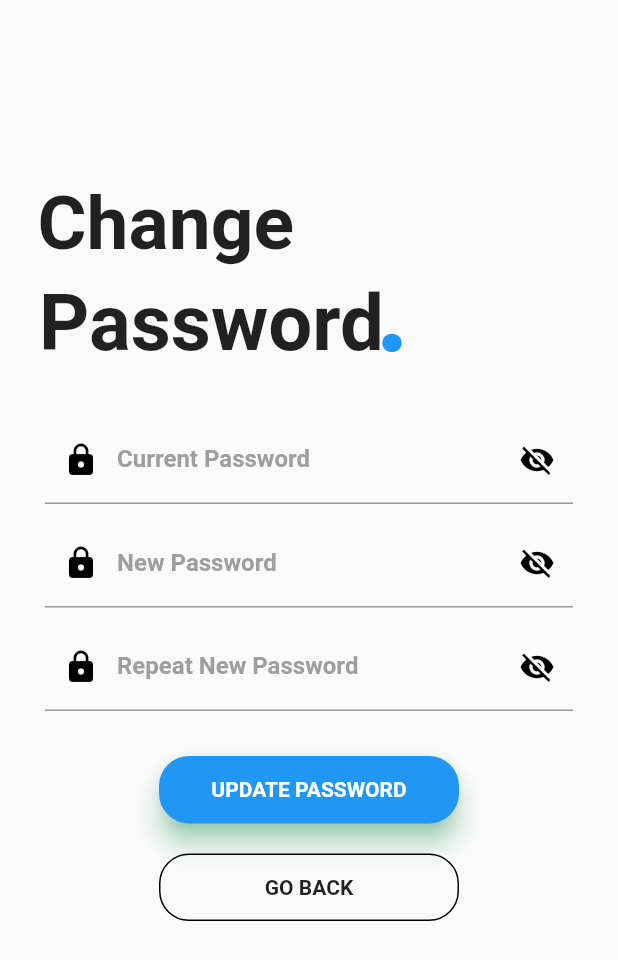
After one commit to eaaniwezi/flutter_auth_screens, a Flutter app: the HomeScreen screen opened directly, after a tap on "Change Password", on a phone screen of 412 x 824 dp. The commit adds this screen. Shown: the top 960 px of the screen. Run offline on Flutter 3.47's test engine with Material 2 defaults, Android fonts, the phone set to English and light mode, and no system bars; our stand-ins replace firebase_auth; missing offline and left inert: flutter_colored_progress_indicators, flutter_facebook_login, flutter_twitter; accounts and stored records are empty; Roboto replaces fonts that are missing (Montserrat).

Commit message:
change password UI

```diff
--- a/lib/экраны/экран_Забыли_пароль.dart
+++ b/lib/экраны/экран_Забыли_пароль.dart
@@ -81,15 +81,7 @@ class _ForgotPasswordState extends State<ForgotPassword> {
   }
 
   Widget resetButton() {
-    return Container(
-      width: 200,
-      height: 45.0,
-      child: Material(
-        borderRadius: BorderRadius.circular(20.0),
-        shadowColor: Colors.greenAccent,
-        color: Colors.blue,
-        elevation: 7.0,
-        child: GestureDetector(
+    return GestureDetector(
       onTap: () {
         setState(() {
           circular = true;
@@ -98,8 +90,8 @@ class _ForgotPasswordState extends State<ForgotPassword> {
           FirebaseAuth.instance
               .sendPasswordResetEmail(email: _emailController.text)
               .then((value) => print('Check your email'));
-              SnackBar snackbar = SnackBar(
-                  content: Text("A message has been Sent to this mail."));
+          SnackBar snackbar =
+              SnackBar(content: Text("A message has been Sent to this mail."));
           _scaffoldKey.currentState.showSnackBar(snackbar);
           setState(() {
             circular = false;
@@ -112,6 +104,14 @@ class _ForgotPasswordState extends State<ForgotPassword> {
           _scaffoldKey.currentState.showSnackBar(snackbar);
         }
       },
+      child: Container(
+        width: 200,
+        height: 45.0,
+        child: Material(
+          borderRadius: BorderRadius.circular(20.0),
+          shadowColor: Colors.greenAccent,
+          color: Colors.blue,
+          elevation: 7.0,
           child: Center(
             child: circular
                 ? ColoredCircularProgressIndicator()
--- a/lib/экраны/экран_входа.dart
+++ b/lib/экраны/экран_входа.dart
@@ -236,15 +236,7 @@ class _LoginScreenState extends State<LoginScreen> {
   }
 
   Widget loginButton() {
-    return Container(
-      width: 200,
-      height: 45.0,
-      child: Material(
-        borderRadius: BorderRadius.circular(20.0),
-        shadowColor: Colors.greenAccent,
-        color: Colors.blue,
-        elevation: 7.0,
-        child: GestureDetector(
+    return GestureDetector(
       onTap: () async {
         setState(() {
           circular = true;
@@ -287,6 +279,14 @@ class _LoginScreenState extends State<LoginScreen> {
           _scaffoldKey.currentState.showSnackBar(snackbar);
         }
       },
+      child: Container(
+        width: 200,
+        height: 45.0,
+        child: Material(
+          borderRadius: BorderRadius.circular(20.0),
+          shadowColor: Colors.greenAccent,
+          color: Colors.blue,
+          elevation: 7.0,
           child: Center(
             child: circular
                 ? ColoredCircularProgressIndicator()
--- a/lib/экраны/экран_начальный.dart
+++ b/lib/экраны/экран_начальный.dart
@@ -1,4 +1,5 @@
 import 'package:flutter/material.dart';
+import './экран_смены_пароля.dart';
 
 class HomeScreen extends StatefulWidget {
   HomeScreen({Key key}) : super(key: key);
@@ -12,10 +13,56 @@ class _HomeScreenState extends State<HomeScreen> {
   Widget build(BuildContext context) {
     return Material(
       type: MaterialType.transparency,
-      child: Center(
-        child: Container(
-          color: Colors.orange,
-          child: Text("WELCOME"),
+      child: Scaffold(
+        appBar: AppBar(),
+        body: Column(
+          mainAxisAlignment: MainAxisAlignment.center,
+          crossAxisAlignment: CrossAxisAlignment.center,
+          children: [
+            Center(
+              child: Container(
+                child: Text(
+                  "Welcome",
+                  style: TextStyle(
+                    fontSize: 18,
+                    fontWeight: FontWeight.bold,
+                    fontFamily: 'Montserrat',
+                  ),
+                ),
+              ),
+            ),
+            SizedBox(height: 15),
+            changePassword(),
+          ],
+        ),
+      ),
+    );
+  }
+
+  Widget changePassword() {
+    return GestureDetector(
+      onTap: () {
+        Navigator.push(context,
+            MaterialPageRoute(builder: (context) => ChangePasswordScreen()));
+      },
+      child: Container(
+        height: 45,
+        width: 200,
+        decoration: BoxDecoration(
+          border: Border.all(
+              color: Colors.black, style: BorderStyle.solid, width: 1.0),
+          color: Colors.transparent,
+          borderRadius: BorderRadius.circular(20.0),
+        ),
+        child: Center(
+          child: Text(
+            "Change Password",
+            style: TextStyle(
+              fontSize: 18,
+              fontWeight: FontWeight.bold,
+              fontFamily: 'Montserrat',
+            ),
+          ),
         ),
       ),
     );
--- /dev/null
+++ b/lib/экраны/экран_смены_пароля.dart
@@ -0,0 +1,327 @@
+import 'package:firebase_auth/firebase_auth.dart';
+import 'package:flutter/material.dart';
+import 'package:flutter_colored_progress_indicators/flutter_colored_progress_indicators.dart';
+
+class ChangePasswordScreen extends StatefulWidget {
+  ChangePasswordScreen({Key key}) : super(key: key);
+
+  @override
+  _ChangePasswordScreenState createState() => _ChangePasswordScreenState();
+}
+
+class _ChangePasswordScreenState extends State<ChangePasswordScreen> {
+  bool circular = false;
+
+  var confirmPass;
+
+  bool _showPassword = false;
+  bool _showOldPassword = false;
+  bool _showPassword2 = false;
+
+  void _togglevisibility() {
+    setState(() {
+      _showPassword = !_showPassword;
+    });
+  }
+
+  void _togglevisibilityOldPassword() {
+    setState(() {
+      _showOldPassword = !_showOldPassword;
+    });
+  }
+
+  void _togglevisibility2() {
+    setState(() {
+      _showPassword2 = !_showPassword2;
+    });
+  }
+
+  final _scaffoldKey = GlobalKey<ScaffoldState>();
+  final _globalkey = GlobalKey<FormState>();
+  TextEditingController _oldPasswordController = TextEditingController();
+  TextEditingController _passwordController = TextEditingController();
+  TextEditingController _passwordController2 = TextEditingController();
+
+  @override
+  Widget build(BuildContext context) {
+    return new Scaffold(
+      key: _scaffoldKey,
+      resizeToAvoidBottomPadding: false,
+      body: SingleChildScrollView(
+        child: Padding(
+          padding: const EdgeInsets.all(10.0),
+          child: Column(
+            crossAxisAlignment: CrossAxisAlignment.start,
+            children: <Widget>[
+              header(),
+              Container(
+                padding: EdgeInsets.only(top: 3.0, left: 20.0, right: 20.0),
+                child: Form(
+                  key: _globalkey,
+                  child: Column(
+                    children: <Widget>[
+                      SizedBox(height: 20.0),
+                      oldPasswordTextField(),
+                      SizedBox(height: 10.0),
+                      passwordTextField(),
+                      SizedBox(height: 10.0),
+                      confirmPasswordTextField(),
+                      SizedBox(height: 30.0),
+                      savePasswordButton(),
+                      SizedBox(height: 20.0),
+                      backButton(),
+                    ],
+                  ),
+                ),
+              ),
+            ],
+          ),
+        ),
+      ),
+    );
+  }
+
+  Widget passwordTextField() {
+    return TextFormField(
+      controller: _passwordController,
+      obscureText: !_showPassword,
+      validator: (String value) {
+        confirmPass = value;
+        if (value.isEmpty) {
+          return "Please Enter New Password";
+        } else if (value.length < 8) {
+          return "Password must be atleast 8 characters long";
+        } else {
+          return null;
+        }
+      },
+      decoration: InputDecoration(
+        prefixIcon: Icon(
+          Icons.lock,
+          color: Colors.black,
+        ),
+        suffixIcon: GestureDetector(
+          onTap: () {
+            _togglevisibility();
+          },
+          child: Icon(
+            _showPassword ? Icons.visibility : Icons.visibility_off,
+            color: Colors.black,
+          ),
+        ),
+        labelText: 'New Password',
+        labelStyle: TextStyle(
+            fontFamily: 'Montserrat',
+            fontWeight: FontWeight.bold,
+            color: Colors.grey),
+        focusedBorder: UnderlineInputBorder(
+          borderSide: BorderSide(
+            color: Colors.blue,
+          ),
+        ),
+      ),
+    );
+  }
+
+  Widget oldPasswordTextField() {
+    return TextFormField(
+      controller: _oldPasswordController,
+      obscureText: !_showOldPassword,
+      validator: (String value) {
+        if (value.isEmpty) {
+          return "Please Enter Your Current Password";
+        } else if (value.length < 8) {
+          return "Password must be atleast 8 characters long";
+        } else {
+          return null;
+        }
+      },
+      decoration: InputDecoration(
+        prefixIcon: Icon(
+          Icons.lock,
+          color: Colors.black,
+        ),
+        suffixIcon: GestureDetector(
+          onTap: () {
+            _togglevisibilityOldPassword();
+          },
+          child: Icon(
+            _showOldPassword ? Icons.visibility : Icons.visibility_off,
+            color: Colors.black,
+          ),
+        ),
+        labelText: 'Current Password',
+        labelStyle: TextStyle(
+            fontFamily: 'Montserrat',
+            fontWeight: FontWeight.bold,
+            color: Colors.grey),
+        focusedBorder: UnderlineInputBorder(
+          borderSide: BorderSide(
+            color: Colors.blue,
+          ),
+        ),
+      ),
+    );
+  }
+
+  Widget confirmPasswordTextField() {
+    return TextFormField(
+      validator: (String value) {
+        if (value.isEmpty) {
+          return "Please Re-Enter New Password";
+        } else if (value.length < 8) {
+          return "Password must be atleast 8 characters long";
+        } else if (value != confirmPass) {
+          return "Password must be same as above";
+        } else {
+          return null;
+        }
+      },
+      controller: _passwordController2,
+      obscureText: !_showPassword2,
+      decoration: InputDecoration(
+        prefixIcon: Icon(
+          Icons.lock,
+          color: Colors.black,
+        ),
+        suffixIcon: GestureDetector(
+          onTap: () {
+            _togglevisibility2();
+          },
+          child: Icon(
+            _showPassword2 ? Icons.visibility : Icons.visibility_off,
+            color: Colors.black,
+          ),
+        ),
+        labelText: 'Repeat New Password',
+        labelStyle: TextStyle(
+            fontFamily: 'Montserrat',
+            fontWeight: FontWeight.bold,
+            color: Colors.grey),
+        focusedBorder: UnderlineInputBorder(
+          borderSide: BorderSide(
+            color: Colors.blue,
+          ),
+        ),
+      ),
+    );
+  }
+
+  Widget header() {
+    return Container(
+      child: Stack(
+        children: <Widget>[
+          Container(
+            padding: EdgeInsets.fromLTRB(15.0, 110.0, 0.0, 0.0),
+            child: Text(
+              'Change',
+              style: TextStyle(
+                fontSize: 50.0,
+                fontWeight: FontWeight.bold,
+              ),
+            ),
+          ),
+          Container(
+            padding: EdgeInsets.fromLTRB(16.0, 175.0, 0.0, 0.0),
+            child: Text(
+              'Password',
+              style: TextStyle(
+                fontSize: 52.0,
+                fontWeight: FontWeight.bold,
+              ),
+            ),
+          ),
+          Container(
+            padding: EdgeInsets.fromLTRB(240.0, 150.0, 0.0, 0.0),
+            child: Text(
+              '.',
+              style: TextStyle(
+                fontSize: 80.0,
+                fontWeight: FontWeight.bold,
+                color: Colors.blue,
+              ),
+            ),
+          )
+        ],
+      ),
+    );
+  }
+
+  Widget savePasswordButton() {
+    return GestureDetector(
+      onTap: () {
+        setState(() {
+          circular = true;
+        });
+        if (_globalkey.currentState.validate()) {
+          // FirebaseAuth.instance
+          //     .sendPasswordResetEmail(email: _emailController.text)
+          //     .then((value) => print('Check your email'));
+          // FirebaseAuth.instance.confirmPasswordReset(oobCode, newPassword)
+          SnackBar snackbar =
+              SnackBar(content: Text("A message has been Sent to this mail."));
+          _scaffoldKey.currentState.showSnackBar(snackbar);
+          setState(() {
+            circular = false;
+          });
+        } else {
+          setState(() {
+            circular = false;
+          });
+          SnackBar snackbar = SnackBar(content: Text("Invalid Details"));
+          _scaffoldKey.currentState.showSnackBar(snackbar);
+        }
+      },
+      child: Container(
+        width: 200,
+        height: 45.0,
+        child: Material(
+          borderRadius: BorderRadius.circular(20.0),
+          shadowColor: Colors.greenAccent,
+          color: Colors.blue,
+          elevation: 7.0,
+          child: Center(
+            child: circular
+                ? ColoredCircularProgressIndicator()
+                : Text(
+                    'UPDATE PASSWORD',
+                    style: TextStyle(
+                        color: Colors.white,
+                        fontWeight: FontWeight.bold,
+                        fontFamily: 'Montserrat'),
+                  ),
+          ),
+        ),
+      ),
+    );
+  }
+
+  Widget backButton() {
+    return Container(
+      width: 200,
+      height: 45.0,
+      color: Colors.transparent,
+      child: Container(
+        decoration: BoxDecoration(
+            border: Border.all(
+                color: Colors.black, style: BorderStyle.solid, width: 1.0),
+            color: Colors.transparent,
+            borderRadius: BorderRadius.circular(20.0)),
+        child: InkWell(
+          onTap: () {
+            Navigator.of(context).pop();
+          },
+          child: Center(
+            child: Text(
+              'GO BACK',
+              style: TextStyle(
+                fontWeight: FontWeight.bold,
+                fontFamily: 'Montserrat',
+              ),
+            ),
+          ),
+        ),
+      ),
+    );
+  }
+}
```
Lines whose indentation alone changed are shown as unchanged.
